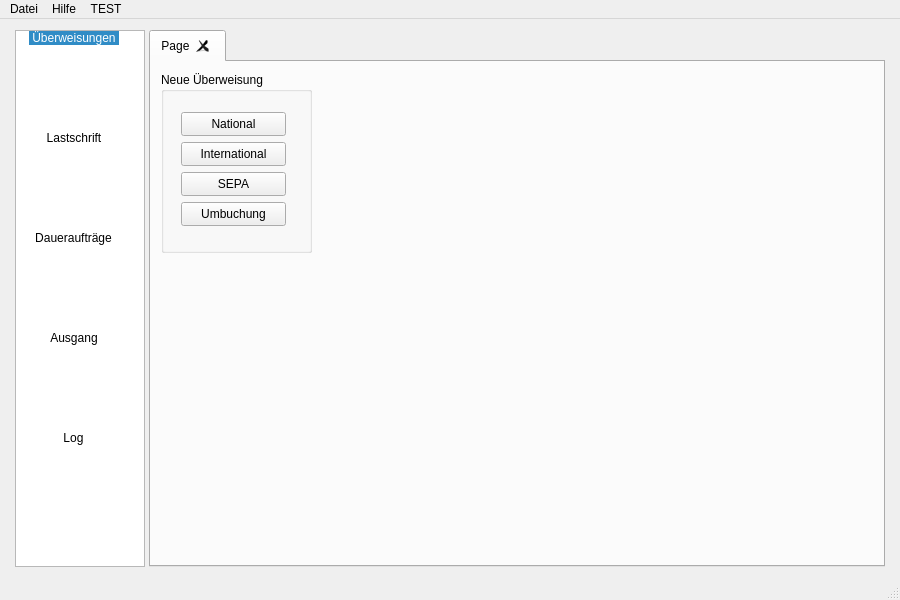
The window that src/mainwindow.ui (schmufu/abtransfers) describes before a commit, drawn with Qt 5.
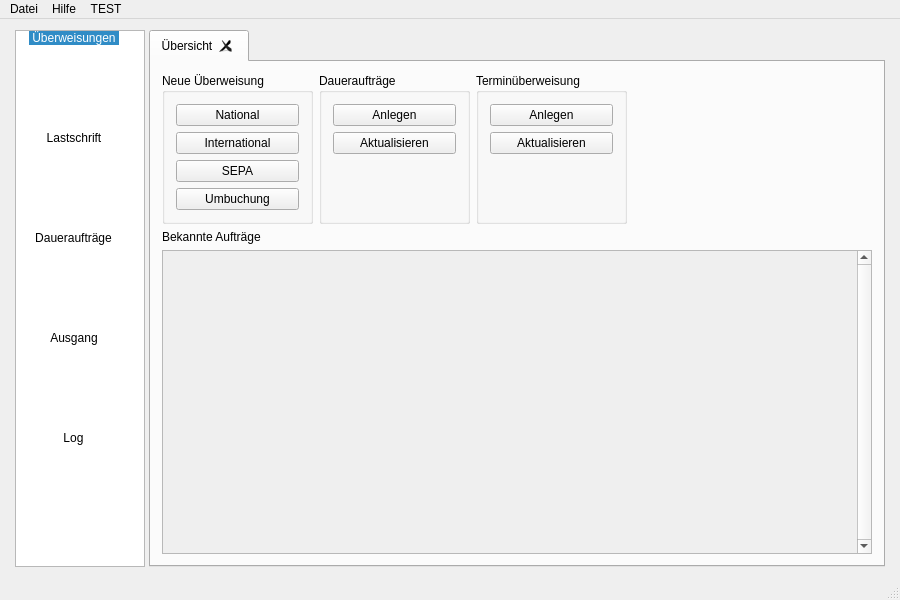
The same window after the commit. Icons and pictures are not drawn.

Commit message:
widgets ins MainWindow integriert
dabei dann noch ein paar anpassungen in den einzelnen widgets gemacht.

Diff of the .ui file:
```diff
--- a/src/mainwindow.ui
+++ b/src/mainwindow.ui
@@ -156,73 +156,203 @@
             </property>
             <widget class="QWidget" name="MainTab">
              <attribute name="title">
-              <string>Page</string>
+              <string>Übersicht</string>
              </attribute>
+             <layout class="QVBoxLayout" name="verticalLayout_8" stretch="1,0,10">
+              <item>
+               <layout class="QHBoxLayout" name="horizontalLayout_2">
+                <property name="rightMargin">
+                 <number>0</number>
+                </property>
+                <item>
              <widget class="QGroupBox" name="groupBox">
-              <property name="geometry">
-               <rect>
-                <x>10</x>
-                <y>10</y>
+                  <property name="minimumSize">
+                   <size>
                 <width>151</width>
-                <height>181</height>
-               </rect>
+                    <height>151</height>
+                   </size>
               </property>
               <property name="title">
                <string>Neue Überweisung</string>
               </property>
+                  <layout class="QVBoxLayout" name="verticalLayout">
+                   <item>
               <widget class="QPushButton" name="pushButton">
-               <property name="geometry">
-                <rect>
-                 <x>20</x>
-                 <y>40</y>
-                 <width>105</width>
-                 <height>24</height>
-                </rect>
-               </property>
                <property name="text">
                 <string>National</string>
                </property>
               </widget>
+                   </item>
+                   <item>
               <widget class="QPushButton" name="pushButton_2">
-               <property name="geometry">
-                <rect>
-                 <x>20</x>
-                 <y>70</y>
-                 <width>105</width>
-                 <height>24</height>
-                </rect>
-               </property>
                <property name="text">
                 <string>International</string>
                </property>
               </widget>
+                   </item>
+                   <item>
               <widget class="QPushButton" name="pushButton_3">
-               <property name="geometry">
-                <rect>
-                 <x>20</x>
-                 <y>100</y>
-                 <width>105</width>
-                 <height>24</height>
-                </rect>
-               </property>
                <property name="text">
                 <string>SEPA</string>
                </property>
               </widget>
+                   </item>
+                   <item>
               <widget class="QPushButton" name="pushButton_4">
-               <property name="geometry">
-                <rect>
-                 <x>20</x>
-                 <y>130</y>
-                 <width>105</width>
-                 <height>24</height>
-                </rect>
-               </property>
                <property name="text">
                 <string>Umbuchung</string>
                </property>
               </widget>
-             </widget>
+                   </item>
+                   <item>
+                    <spacer name="verticalSpacer">
+                     <property name="orientation">
+                      <enum>Qt::Vertical</enum>
+                     </property>
+                     <property name="sizeHint" stdset="0">
+                      <size>
+                       <width>20</width>
+                       <height>40</height>
+                      </size>
+                     </property>
+                    </spacer>
+                   </item>
+                  </layout>
+                 </widget>
+                </item>
+                <item>
+                 <widget class="QGroupBox" name="groupBox_2">
+                  <property name="minimumSize">
+                   <size>
+                    <width>151</width>
+                    <height>151</height>
+                   </size>
+                  </property>
+                  <property name="title">
+                   <string>Daueraufträge</string>
+                  </property>
+                  <layout class="QVBoxLayout" name="verticalLayout_6">
+                   <item>
+                    <widget class="QPushButton" name="pushButton_so_new">
+                     <property name="text">
+                      <string>Anlegen</string>
+                     </property>
+                    </widget>
+                   </item>
+                   <item>
+                    <widget class="QPushButton" name="pushButton_so_update">
+                     <property name="text">
+                      <string>Aktualisieren</string>
+                     </property>
+                    </widget>
+                   </item>
+                   <item>
+                    <spacer name="verticalSpacer_2">
+                     <property name="orientation">
+                      <enum>Qt::Vertical</enum>
+                     </property>
+                     <property name="sizeHint" stdset="0">
+                      <size>
+                       <width>20</width>
+                       <height>40</height>
+                      </size>
+                     </property>
+                    </spacer>
+                   </item>
+                  </layout>
+                 </widget>
+                </item>
+                <item>
+                 <widget class="QGroupBox" name="groupBox_3">
+                  <property name="minimumSize">
+                   <size>
+                    <width>151</width>
+                    <height>151</height>
+                   </size>
+                  </property>
+                  <property name="title">
+                   <string>Terminüberweisung</string>
+                  </property>
+                  <layout class="QVBoxLayout" name="verticalLayout_7">
+                   <item>
+                    <widget class="QPushButton" name="pushButton_dated_new">
+                     <property name="text">
+                      <string>Anlegen</string>
+                     </property>
+                    </widget>
+                   </item>
+                   <item>
+                    <widget class="QPushButton" name="pushButton_dated_update">
+                     <property name="text">
+                      <string>Aktualisieren</string>
+                     </property>
+                    </widget>
+                   </item>
+                   <item>
+                    <spacer name="verticalSpacer_3">
+                     <property name="orientation">
+                      <enum>Qt::Vertical</enum>
+                     </property>
+                     <property name="sizeHint" stdset="0">
+                      <size>
+                       <width>20</width>
+                       <height>40</height>
+                      </size>
+                     </property>
+                    </spacer>
+                   </item>
+                  </layout>
+                 </widget>
+                </item>
+                <item>
+                 <spacer name="horizontalSpacer">
+                  <property name="orientation">
+                   <enum>Qt::Horizontal</enum>
+                  </property>
+                  <property name="sizeHint" stdset="0">
+                   <size>
+                    <width>40</width>
+                    <height>20</height>
+                   </size>
+                  </property>
+                 </spacer>
+                </item>
+               </layout>
+              </item>
+              <item>
+               <widget class="QLabel" name="label">
+                <property name="text">
+                 <string>Bekannte Aufträge</string>
+                </property>
+               </widget>
+              </item>
+              <item>
+               <widget class="QScrollArea" name="scrollArea">
+                <property name="verticalScrollBarPolicy">
+                 <enum>Qt::ScrollBarAlwaysOn</enum>
+                </property>
+                <property name="horizontalScrollBarPolicy">
+                 <enum>Qt::ScrollBarAlwaysOff</enum>
+                </property>
+                <property name="widgetResizable">
+                 <bool>true</bool>
+                </property>
+                <property name="alignment">
+                 <set>Qt::AlignLeading|Qt::AlignLeft|Qt::AlignTop</set>
+                </property>
+                <widget class="QWidget" name="scrollAreaWidgetContents">
+                 <property name="geometry">
+                  <rect>
+                   <x>0</x>
+                   <y>0</y>
+                   <width>711</width>
+                   <height>328</height>
+                  </rect>
+                 </property>
+                </widget>
+               </widget>
+              </item>
+             </layout>
             </widget>
            </widget>
           </item>
```
Lines whose indentation alone changed are shown as unchanged. The commit also changes 6 other files.
